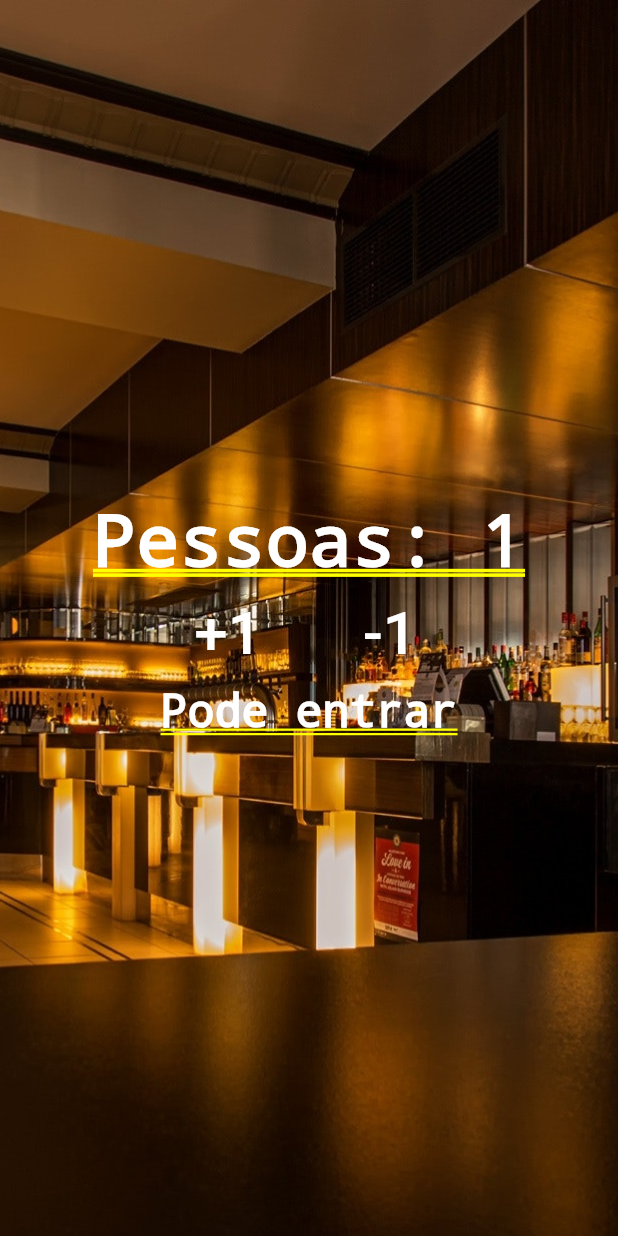
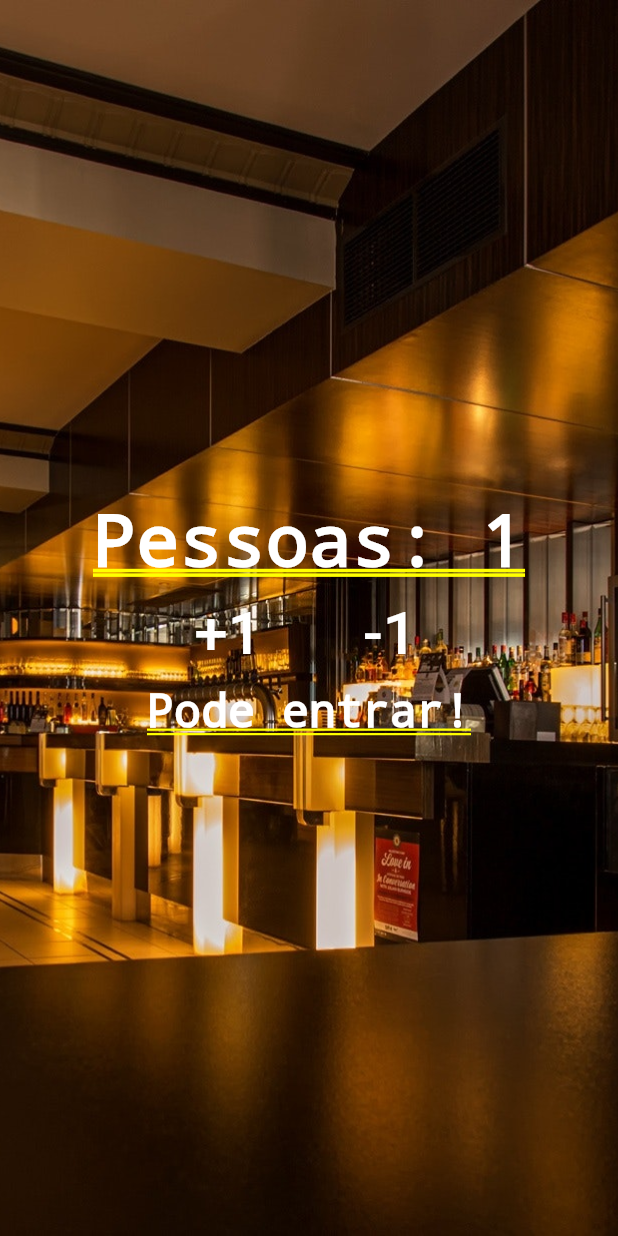
Before and after one commit to edumoreira1506/people-counter-flutter, a Flutter app: the screen it shows after launch, after a tap on "+1", on a phone screen of 412 x 824 dp. Run offline on Flutter 3.47's test engine with Material 2 defaults, Android fonts, the phone set to English and light mode, and no system bars.

```diff
--- a/lib/src/presentation/screens/people_counter.dart
+++ b/lib/src/presentation/screens/people_counter.dart
@@ -11,10 +11,15 @@ class PeopleCounter extends StatefulWidget {
 
 class _PeopleCounterState extends State<PeopleCounter> {
   int _people = 0;
+  bool _canEnter = true;
 
   void _changePeople(int delta) {
     setState(() {
-      _people += delta;
+      if (_canEnter || (delta < 0 && _people != 0)) {
+        _people += delta;
+      }
+
+      _canEnter = _people >= 10 ? false : true;
     });
   }
 
@@ -54,7 +59,7 @@ class _PeopleCounterState extends State<PeopleCounter> {
                 ),
               ]
             ),
-            Subtitle(),
+            Subtitle(_canEnter),
           ]
         )
       ]
--- a/lib/src/presentation/widgets/subtitle.dart
+++ b/lib/src/presentation/widgets/subtitle.dart
@@ -2,8 +2,19 @@ import 'package:flutter/material.dart';
 import 'package:flutter/widgets.dart';
 
 class Subtitle extends StatelessWidget {
+  final bool canEnter;
+
+  Subtitle(this.canEnter);
+
   @override
   Widget build(BuildContext context) {
-    return Text('Pode entrar', style: TextStyle(color: Colors.white, fontWeight: FontWeight.bold, fontSize: 30));
+    return Text(
+      canEnter ? 'Pode entrar!' : 'Lotado!',
+      style: TextStyle(
+        color: Colors.white,
+        fontWeight: FontWeight.bold,
+        fontSize: 30
+      )
+    );
   }
 }
```
